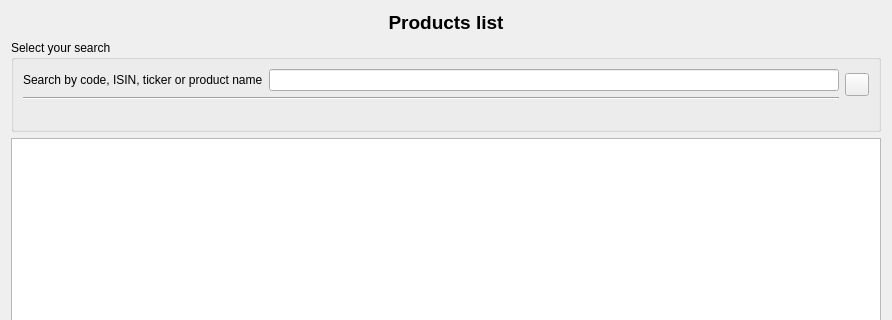
Before: the Qt Designer form caloriestracker/ui/wdgProducts.ui in turulomio/caloriestracker, drawn with Qt 5; both pictures show x 0 to 892 and y 0 to 320 of the 892 by 654 pixel window.
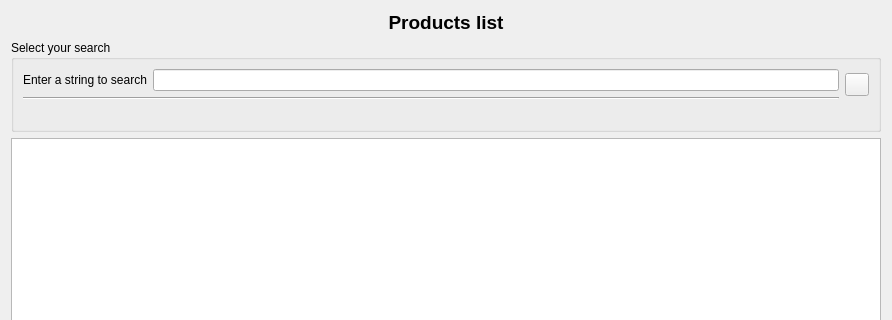
After: the same form once the commit is applied. Icons and pictures are not drawn. Custom widgets are drawn as their Qt base class.

Commit message: Removed auxiliar tables. Add focus to search widgets

Diff of the .ui file:
```diff
--- a/caloriestracker/ui/wdgProducts.ui
+++ b/caloriestracker/ui/wdgProducts.ui
@@ -51,12 +51,16 @@
               <item>
                <widget class="QLabel" name="label">
                 <property name="text">
-                 <string>Search by code, ISIN, ticker or product name</string>
+                 <string>Enter a string to search</string>
                 </property>
                </widget>
               </item>
               <item>
-               <widget class="QLineEdit" name="txt"/>
+               <widget class="QLineEdit" name="txt">
+                <property name="clearButtonEnabled">
+                 <bool>true</bool>
+                </property>
+               </widget>
               </item>
              </layout>
             </item>
```
Left out of the diff: 1 changed line with no effect on the pictures. The commit also changes 13 other files.
